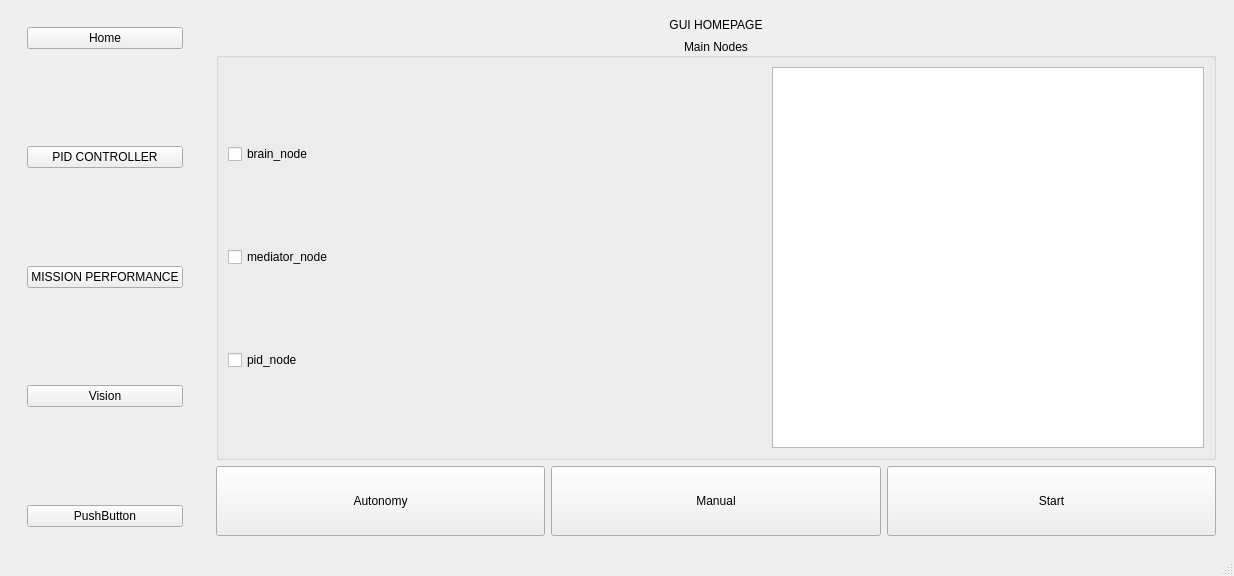
Qt form src/ros2_ws/src/gui_node/src/mainwindow.ui (Mechatronics-SDSU/Mechatronics-2024) before a commit.
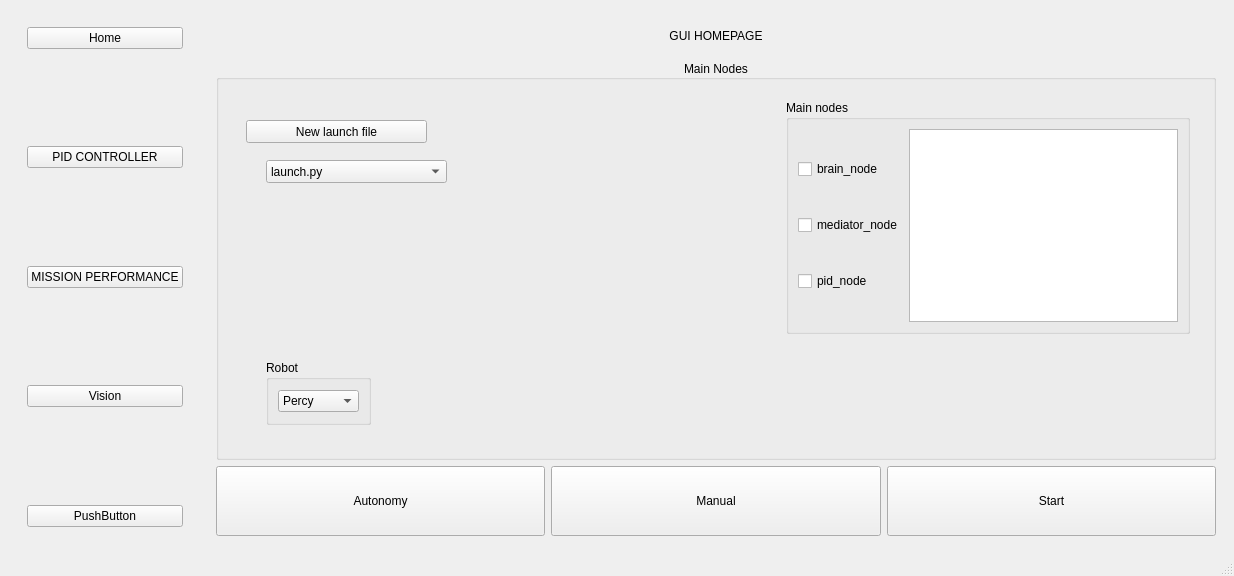
The same form after that commit.

Commit message: add jsonstring msg, allow user to make launch file

```diff
--- a/src/ros2_ws/src/gui_node/src/mainwindow.ui
+++ b/src/ros2_ws/src/gui_node/src/mainwindow.ui
@@ -218,9 +218,55 @@
           <property name="alignment">
            <set>Qt::AlignCenter</set>
           </property>
+          <widget class="QGroupBox" name="groupBox_2">
+           <property name="geometry">
+            <rect>
+             <x>50</x>
+             <y>300</y>
+             <width>105</width>
+             <height>65</height>
+            </rect>
+           </property>
+           <property name="title">
+            <string>Robot</string>
+           </property>
           <layout class="QGridLayout" name="gridLayout_5">
            <item row="0" column="0">
-            <layout class="QGridLayout" name="gridLayout_4">
+             <widget class="QComboBox" name="robot_name">
+              <item>
+               <property name="text">
+                <string>Percy</string>
+               </property>
+              </item>
+              <item>
+               <property name="text">
+                <string>Scion</string>
+               </property>
+              </item>
+              <item>
+               <property name="text">
+                <string>Junebug</string>
+               </property>
+              </item>
+             </widget>
+            </item>
+           </layout>
+          </widget>
+          <widget class="QGroupBox" name="groupBox_3">
+           <property name="geometry">
+            <rect>
+             <x>570</x>
+             <y>40</y>
+             <width>404</width>
+             <height>234</height>
+            </rect>
+           </property>
+           <property name="title">
+            <string>Main nodes </string>
+           </property>
+           <layout class="QGridLayout" name="gridLayout_7">
+            <item row="0" column="0">
+             <layout class="QGridLayout" name="gridLayout_6">
              <item row="0" column="0">
               <widget class="QCheckBox" name="brain">
                <property name="text">
@@ -251,19 +297,6 @@
             </layout>
            </item>
            <item row="0" column="1">
-            <spacer name="horizontalSpacer">
-             <property name="orientation">
-              <enum>Qt::Horizontal</enum>
-             </property>
-             <property name="sizeHint" stdset="0">
-              <size>
-               <width>420</width>
-               <height>20</height>
-              </size>
-             </property>
-            </spacer>
-           </item>
-           <item row="0" column="2">
             <widget class="QTextEdit" name="nodes_to_enable">
              <property name="styleSheet">
               <string notr="true"/>
@@ -278,6 +311,35 @@
             </widget>
            </item>
           </layout>
+          </widget>
+          <widget class="QPushButton" name="new_launch_file">
+           <property name="geometry">
+            <rect>
+             <x>30</x>
+             <y>60</y>
+             <width>181</width>
+             <height>23</height>
+            </rect>
+           </property>
+           <property name="text">
+            <string>New launch file</string>
+           </property>
+          </widget>
+          <widget class="QComboBox" name="file_selected">
+           <property name="geometry">
+            <rect>
+             <x>50</x>
+             <y>100</y>
+             <width>181</width>
+             <height>23</height>
+            </rect>
+           </property>
+           <item>
+            <property name="text">
+             <string>launch.py</string>
+            </property>
+           </item>
+          </widget>
          </widget>
         </item>
        </layout>
```
Lines whose indentation alone changed are shown as unchanged. The commit also changes 5 other files.
